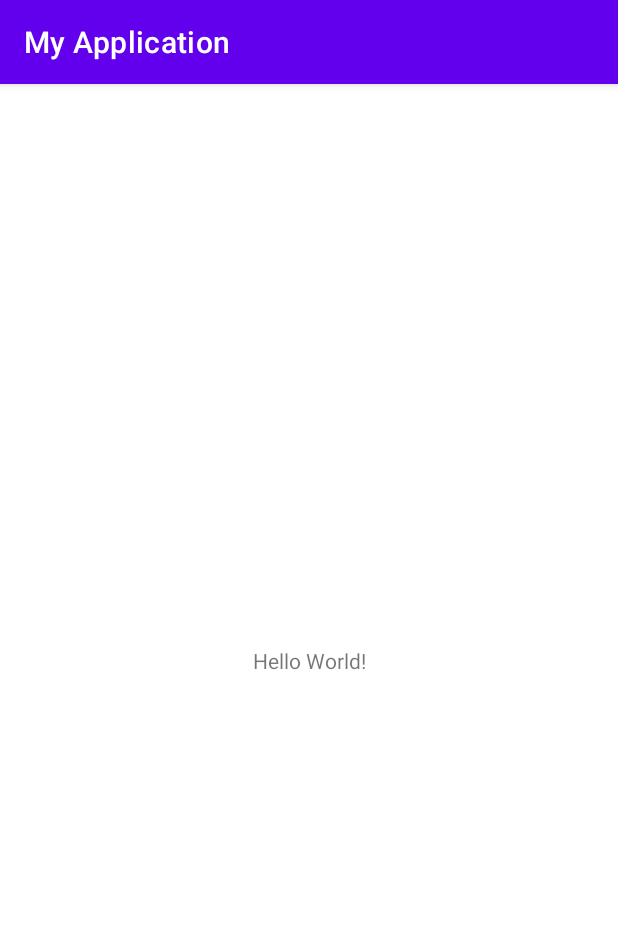
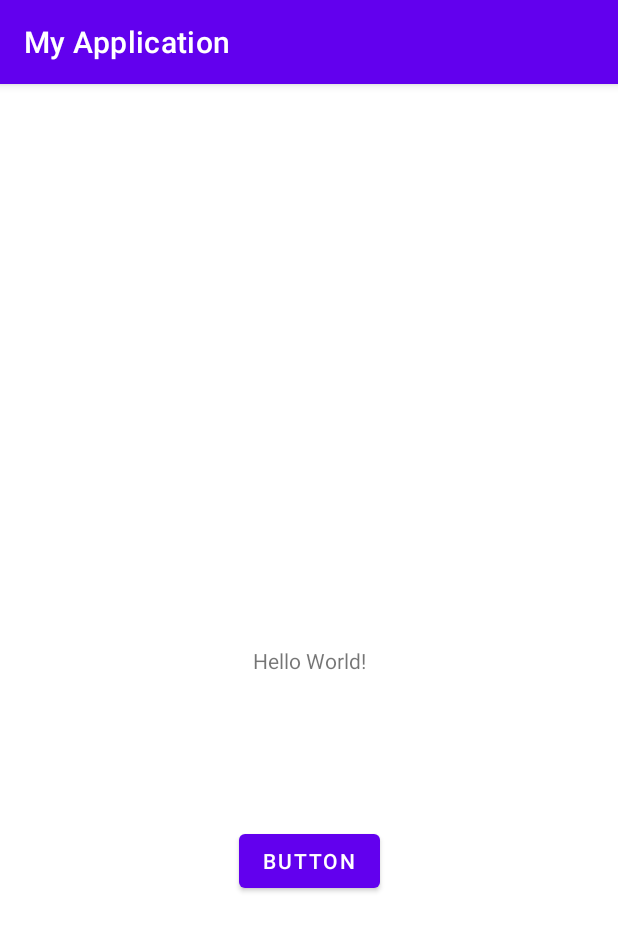
Before and after one commit to yuvalsobe/checkinggithub, an Android app: the screen it shows after launch (MainActivity), on a phone screen of 412 x 824 dp. Shown: the top 931 px of the screen. Run offline under Robolectric (Android 15) with nearby library versions, the phone set to English and light mode, and no system bars.

Commit message:
version 1.1

```diff
--- a/app/src/main/res/layout/activity_main.xml
+++ b/app/src/main/res/layout/activity_main.xml
@@ -7,6 +7,7 @@
     tools:context=".MainActivity">
 
     <TextView
+        android:id="@+id/textView"
         android:layout_width="wrap_content"
         android:layout_height="wrap_content"
         android:text="Hello World!"
@@ -15,4 +16,14 @@
         app:layout_constraintRight_toRightOf="parent"
         app:layout_constraintTop_toTopOf="parent" />
 
+    <Button
+        android:id="@+id/button"
+        android:layout_width="wrap_content"
+        android:layout_height="wrap_content"
+        android:layout_marginTop="100dp"
+        android:text="Button"
+        app:layout_constraintEnd_toEndOf="@+id/textView"
+        app:layout_constraintStart_toStartOf="@+id/textView"
+        app:layout_constraintTop_toBottomOf="@+id/textView" />
+
 </androidx.constraintlayout.widget.ConstraintLayout>
```
